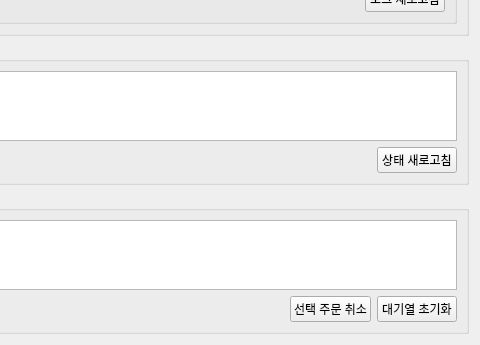
The window that ui/admin_screen.ui (addinedu-ros-11th/iot-repo-2) describes before a commit, drawn with Qt 5; both pictures show x 420 to 900 and y 355 to 700 of the 900 by 700 pixel window.
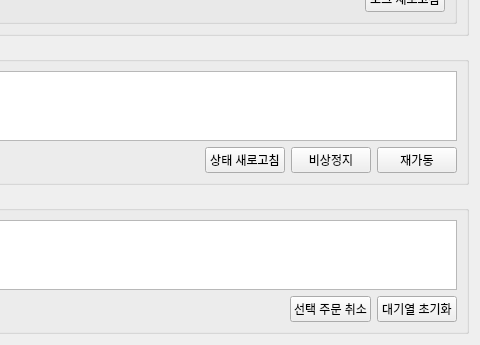
The same window after the commit.

Commit message: feat(ui): 비상정지 및 재가동 버튼 UI 추가

```diff
--- a/ui/admin_screen.ui
+++ b/ui/admin_screen.ui
@@ -200,6 +200,20 @@
           </property>
          </widget>
         </item>
+        <item>
+         <widget class="QPushButton" name="btnEmergencyStop">
+          <property name="text">
+           <string>비상정지</string>
+          </property>
+         </widget>
+        </item>
+        <item>
+         <widget class="QPushButton" name="btnRestartMachine">
+          <property name="text">
+           <string>재가동</string>
+          </property>
+         </widget>
+        </item>
        </layout>
       </item>
      </layout>
```
The commit also changes 1 other file.
